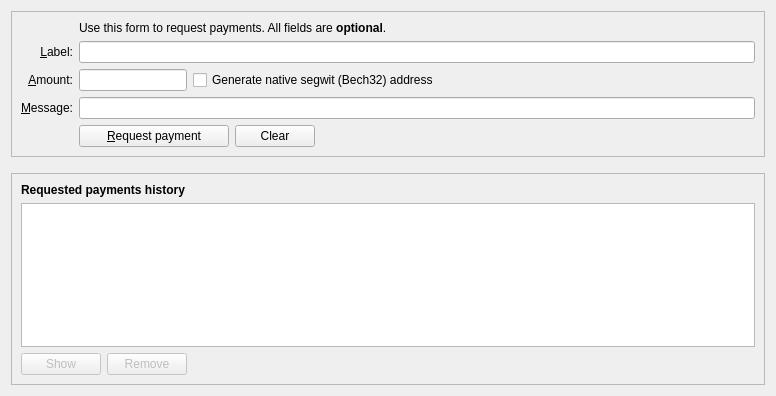
c4pt000/radiocoin, file src/qt/forms/receivecoinsdialog.ui: the form before one commit.
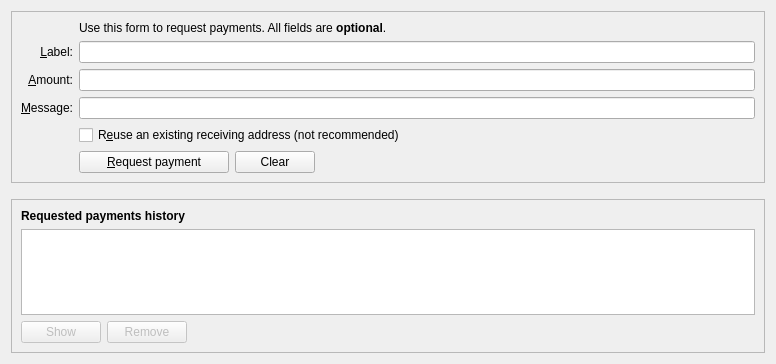
The form after the commit. Icons and pictures are not drawn. Custom widgets are drawn as their Qt base class.

The edit to the form file:
```diff
--- a/src/qt/forms/receivecoinsdialog.ui
+++ b/src/qt/forms/receivecoinsdialog.ui
@@ -7,7 +7,7 @@
     <x>0</x>
     <y>0</y>
     <width>776</width>
-    <height>396</height>
+    <height>364</height>
    </rect>
   </property>
   <layout class="QVBoxLayout" name="verticalLayout" stretch="0,0,1">
@@ -28,26 +28,27 @@
      <layout class="QVBoxLayout" name="verticalLayout_3">
       <item>
        <layout class="QGridLayout" name="gridLayout">
-        <item row="5" column="0">
-         <widget class="QLabel" name="label">
+        <item row="7" column="2">
+         <widget class="QCheckBox" name="reuseAddress">
           <property name="toolTip">
-           <string>An optional amount to request. Leave this empty or zero to not request a specific amount.</string>
+           <string>Reuse one of the previously used receiving addresses. Reusing addresses has security and privacy issues. Do not use this unless re-generating a payment request made before.</string>
           </property>
           <property name="text">
-           <string>&amp;Amount:</string>
+           <string>R&amp;euse an existing receiving address (not recommended)</string>
           </property>
-          <property name="alignment">
-           <set>Qt::AlignRight|Qt::AlignTrailing|Qt::AlignVCenter</set>
-          </property>
-          <property name="buddy">
-           <cstring>reqAmount</cstring>
+         </widget>
+        </item>
+        <item row="7" column="0">
+         <widget class="QLabel" name="label_4">
+          <property name="text">
+           <string/>
           </property>
          </widget>
         </item>
         <item row="6" column="0">
          <widget class="QLabel" name="label_3">
           <property name="toolTip">
-           <string>An optional message to attach to the payment request, which will be displayed when the request is opened. Note: The message will not be sent with the payment over the RadioCoin network.</string>
+           <string>An optional message to attach to the payment request, which will be displayed when the request is opened. Note: The message will not be sent with the payment over the Radiocoin network.</string>
           </property>
           <property name="text">
            <string>&amp;Message:</string>
@@ -67,6 +68,13 @@
           </property>
          </widget>
         </item>
+        <item row="6" column="2">
+         <widget class="QLineEdit" name="reqMessage">
+          <property name="toolTip">
+           <string>An optional message to attach to the payment request, which will be displayed when the request is opened. Note: The message will not be sent with the payment over the Radiocoin network.</string>
+          </property>
+         </widget>
+        </item>
         <item row="2" column="2">
          <widget class="QLabel" name="label_5">
           <property name="text">
@@ -90,14 +98,36 @@
           </property>
          </widget>
         </item>
-        <item row="6" column="2">
-         <widget class="QLineEdit" name="reqMessage">
+        <item row="5" column="0">
+         <widget class="QLabel" name="label">
           <property name="toolTip">
-           <string>An optional message to attach to the payment request, which will be displayed when the request is opened. Note: The message will not be sent with the payment over the RadioCoin network.</string>
+           <string>An optional amount to request. Leave this empty or zero to not request a specific amount.</string>
           </property>
+          <property name="text">
+           <string>&amp;Amount:</string>
+          </property>
+          <property name="alignment">
+           <set>Qt::AlignRight|Qt::AlignTrailing|Qt::AlignVCenter</set>
+          </property>
+          <property name="buddy">
+           <cstring>reqAmount</cstring>
+          </property>
          </widget>
         </item>
-        <item row="7" column="2">
+        <item row="5" column="2">
+         <widget class="BitcoinAmountField" name="reqAmount">
+          <property name="minimumSize">
+           <size>
+            <width>80</width>
+            <height>0</height>
+           </size>
+          </property>
+          <property name="toolTip">
+           <string>An optional amount to request. Leave this empty or zero to not request a specific amount.</string>
+          </property>
+         </widget>
+        </item>
+        <item row="8" column="2">
          <layout class="QHBoxLayout" name="horizontalLayout">
           <item>
            <widget class="QPushButton" name="receiveButton">
@@ -154,80 +184,13 @@
           </item>
          </layout>
         </item>
-        <item row="7" column="0">
+        <item row="8" column="0">
          <widget class="QLabel" name="label_7">
           <property name="text">
            <string/>
           </property>
          </widget>
         </item>
-        <item row="5" column="2">
-         <layout class="QHBoxLayout" name="horizontalLayout_6">
-          <item>
-           <widget class="BitcoinAmountField" name="reqAmount">
-            <property name="sizePolicy">
-             <sizepolicy hsizetype="Fixed" vsizetype="Fixed">
-              <horstretch>0</horstretch>
-              <verstretch>0</verstretch>
-             </sizepolicy>
-            </property>
-            <property name="minimumSize">
-             <size>
-              <width>80</width>
-              <height>0</height>
-             </size>
-            </property>
-            <property name="maximumSize">
-             <size>
-              <width>1000</width>
-              <height>100</height>
-             </size>
-            </property>
-            <property name="toolTip">
-             <string>An optional amount to request. Leave this empty or zero to not request a specific amount.</string>
-            </property>
-           </widget>
-          </item>
-          <item>
-           <widget class="QCheckBox" name="useBech32">
-            <property name="sizePolicy">
-             <sizepolicy hsizetype="Fixed" vsizetype="Fixed">
-              <horstretch>0</horstretch>
-              <verstretch>0</verstretch>
-             </sizepolicy>
-            </property>
-            <property name="maximumSize">
-             <size>
-              <width>1000</width>
-              <height>16777215</height>
-             </size>
-            </property>
-            <property name="focusPolicy">
-             <enum>Qt::StrongFocus</enum>
-            </property>
-            <property name="toolTip">
-             <string>Native segwit addresses (aka Bech32 or BIP-173) reduce your transaction fees later on and offer better protection against typos, but old wallets don't support them. When unchecked, an address compatible with older wallets will be created instead.</string>
-            </property>
-            <property name="text">
-             <string>Generate native segwit (Bech32) address</string>
-            </property>
-           </widget>
-          </item>
-          <item>
-           <spacer name="horizontalSpacer_3">
-            <property name="orientation">
-             <enum>Qt::Horizontal</enum>
-            </property>
-            <property name="sizeHint" stdset="0">
-             <size>
-              <width>0</width>
-              <height>0</height>
-             </size>
-            </property>
-           </spacer>
-          </item>
-         </layout>
-        </item>
        </layout>
       </item>
      </layout>
```
Left out of the diff: 4 changed lines with no effect on the pictures.
